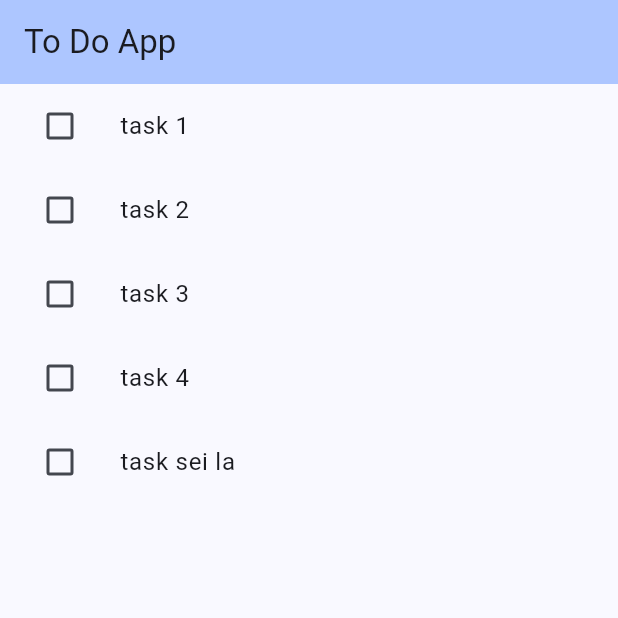
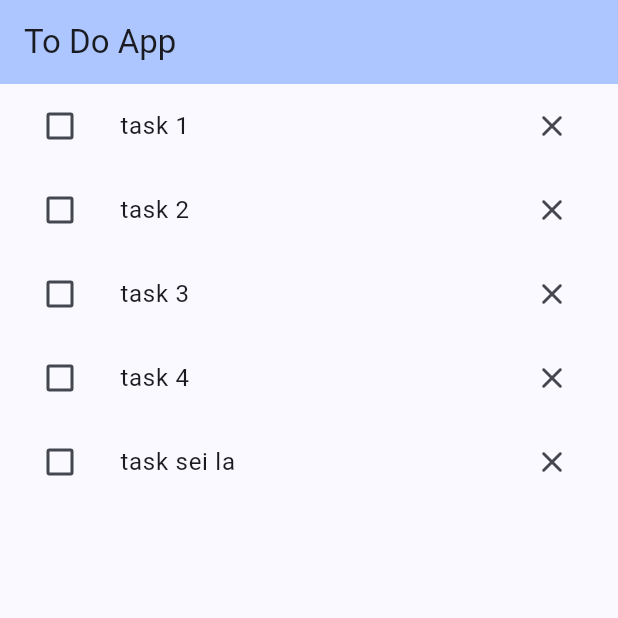
Before and after one commit to eloisafernandes/app_tarefas, a Flutter app: the screen it shows after launch, on a phone screen of 412 x 824 dp, the top half of it. Run offline on Flutter 3.47's test engine with Material 3 defaults, Android fonts, the phone set to English and light mode, and no system bars.

Commit message:
botão de deletar

```diff
--- a/lib/todo_item_widget.dart
+++ b/lib/todo_item_widget.dart
@@ -29,6 +29,11 @@ class _TodoItemWidgetState extends State<TodoItemWidget> {
         onChanged: onToggled,
         value: widget.todo.completed,
       ),
+      trailing: IconButton(
+        icon: Icon(Icons.close_rounded),
+        onPressed: onDeleted,
+        visualDensity: VisualDensity.compact,
+      ),
     );
   }
 
@@ -38,4 +43,8 @@ class _TodoItemWidgetState extends State<TodoItemWidget> {
   void onToggled(_){
     print(_);
   }
+
+  void onDeleted(){
+    print("deletado");
+  }
 }
```
